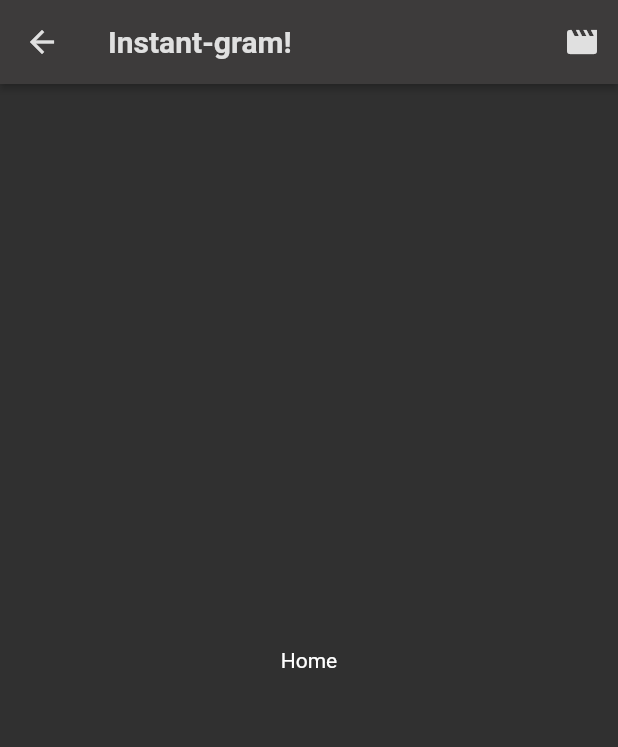
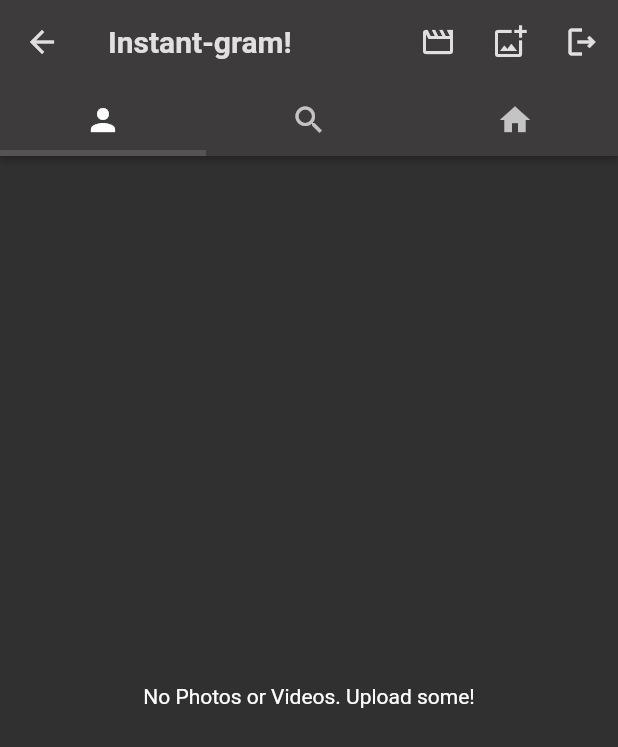
Before and after one commit to jgarzon26/instant_gram, a Flutter app: the Home screen opened by its route, on a phone screen of 412 x 824 dp. Shown: the top 747 px of the screen. Run offline on Flutter 3.47's test engine with Material 2 defaults, Android fonts, the phone set to English and light mode, and no system bars; our stand-ins replace appwrite, flutter_riverpod.

Commit message:
HomeScreen created

```diff
--- a/lib/main.dart
+++ b/lib/main.dart
@@ -20,7 +20,7 @@ class MainApp extends StatelessWidget {
     );
     return MaterialApp(
       theme: AppTheme.theme,
-      home: const Login(),
+      home: const Home(),
       routes: {
         '/login': (context) => const Login(),
         '/home': (context) => const Home(),
--- a/lib/screens/home/view/home.dart
+++ b/lib/screens/home/view/home.dart
@@ -1,22 +1,105 @@
 import 'package:flutter/material.dart';
 
-class Home extends StatelessWidget {
+class Home extends StatefulWidget {
   const Home({super.key});
+
+  @override
+  State<Home> createState() => _HomeState();
+}
+
+class _HomeState extends State<Home> with TickerProviderStateMixin {
+  final pageController = PageController();
+  late final TabController tabController;
+
+  final List<Map<String, dynamic>> actionButtons = [
+    {
+      "icon": Icons.movie_creation_outlined,
+      "onPressed": () {},
+    },
+    {
+      "icon": Icons.add_photo_alternate_outlined,
+      "onPressed": () {},
+    },
+    {
+      "icon": Icons.logout_outlined,
+      "onPressed": () {},
+    }
+  ];
+
+  final bottomIcons = [
+    Icons.person,
+    Icons.search,
+    Icons.home,
+  ];
+
+  @override
+  void initState() {
+    tabController = TabController(
+      length: bottomIcons.length,
+      vsync: this,
+    );
+    super.initState();
+  }
+
+  @override
+  void dispose() {
+    pageController.dispose();
+    super.dispose();
+  }
 
   @override
   Widget build(BuildContext context) {
     return Scaffold(
       appBar: AppBar(
         title: const Text('Instant-gram!'),
-        actions: [
-          buildActionButton(
-            icon: const Icon(Icons.movie),
-            onPressed: () {},
+        actions: actionButtons
+            .map((action) => buildActionButton(
+                  icon: Icon(action["icon"]),
+                  onPressed: action["onPressed"],
+                ))
+            .toList(),
+        bottom: TabBar(
+          controller: tabController,
+          labelPadding: const EdgeInsets.symmetric(
+            vertical: 10,
           ),
+          indicator: const UnderlineTabIndicator(
+            borderSide: BorderSide(
+              color: Colors.white12,
+              width: 4,
+            ),
+          ),
+          onTap: (page) {
+            pageController.animateToPage(
+              page,
+              duration: const Duration(milliseconds: 300),
+              curve: Curves.easeIn,
+            );
+          },
+          tabs: bottomIcons
+              .map((icon) => Icon(
+                    icon,
+                  ))
+              .toList(),
+        ),
+      ),
+      body: PageView(
+        controller: pageController,
+        onPageChanged: (index) {
+          tabController.animateTo(
+            index,
+            duration: const Duration(
+              milliseconds: 100,
+            ),
+          );
+        },
+        children: const [
+          Center(
+            child: Text("No Photos or Videos. Upload some!"),
+          ),
+          Placeholder(),
+          Placeholder(),
         ],
-      ),
-      body: const Center(
-        child: Text('Home'),
       ),
     );
   }
```
